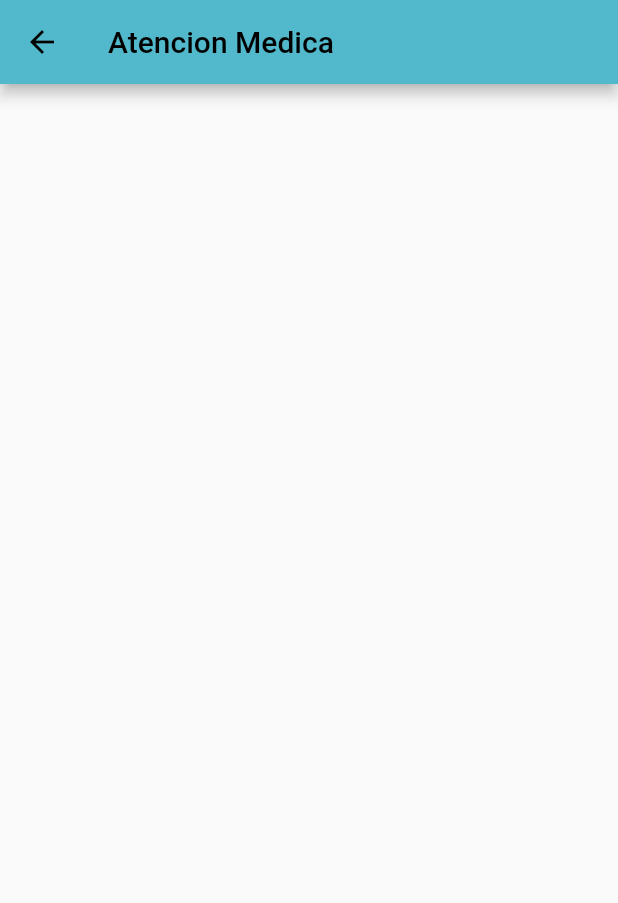
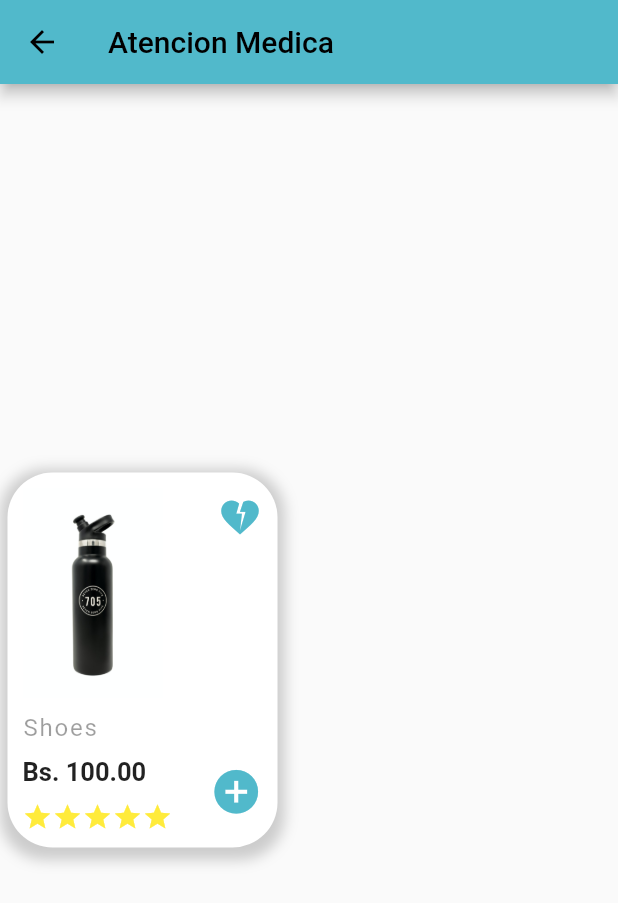
Before and after one commit to bleidertcs/demoplace, a Flutter app: the MedicalPage screen opened directly, on a phone screen of 412 x 824 dp. Shown: the top 903 px of the screen. Run offline on Flutter 3.47's test engine with Material 2 defaults, Android fonts, the light colour scheme and no system bars; our stand-ins replace font_awesome_flutter.

Commit message:
se sube el card de productos

```diff
--- a/lib/main.dart
+++ b/lib/main.dart
@@ -1,3 +1,4 @@
+import 'package:farmarketplace/home_page.dart';
 import 'package:flutter/material.dart';
 
 import 'login_page.dart';
@@ -222,7 +223,7 @@ class MyApp extends StatelessWidget {
           borderRadius: BorderRadius.all(Radius.circular(0.0)),
         )),
       ),
-      home: const LoginPage(),
+      home: const HomePage(),
     );
   }
 }
--- a/lib/medical_page.dart
+++ b/lib/medical_page.dart
@@ -1,3 +1,4 @@
+import 'package:farmarketplace/widgets/productCard.dart';
 import 'package:flutter/material.dart';
 
 class MedicalPage extends StatelessWidget {
@@ -12,10 +13,8 @@ class MedicalPage extends StatelessWidget {
       body: Column(
         crossAxisAlignment: CrossAxisAlignment.center,
         mainAxisAlignment: MainAxisAlignment.spaceEvenly,
-        children: [
-          Container(
-            color: Colors.blue,
-          ),
+        children: const [
+          ProductCard(),
         ],
       ),
     );
--- /dev/null
+++ b/lib/widgets/productCard.dart
@@ -0,0 +1,116 @@
+import 'package:flutter/material.dart';
+
+class ProductCard extends StatelessWidget {
+  const ProductCard({Key? key}) : super(key: key);
+
+  @override
+  Widget build(BuildContext context) {
+    return Container(
+        margin: const EdgeInsets.all(5.0),
+        height: 250,
+        width: 180,
+        decoration: BoxDecoration(
+          color: Colors.white,
+          borderRadius: BorderRadius.circular(30),
+          boxShadow: [
+            BoxShadow(
+              color: Colors.grey.withOpacity(0.5),
+              spreadRadius: 5,
+              blurRadius: 7,
+              offset: Offset(0, 3), // changes position of shadow
+            ),
+          ],
+        ),
+        child: Stack(children: [
+          const Positioned(
+              top: 15,
+              right: 10,
+              child: Icon(
+                Icons.heart_broken,
+                color: Color(0xff51b9cb),
+                size: 30,
+              )),
+          const Positioned(
+              bottom: 20,
+              right: 10,
+              child: Icon(
+                Icons.add_circle,
+                color: Color(0xff51b9cb),
+                size: 35,
+              )),
+          Padding(
+            padding: const EdgeInsets.symmetric(horizontal: 10),
+            child: Column(
+              mainAxisAlignment: MainAxisAlignment.spaceEvenly,
+              crossAxisAlignment: CrossAxisAlignment.start,
+              children: [
+                _productImage(),
+                _productName('name'),
+                _productPrice('price'),
+                _productStars()
+              ],
+            ),
+          ),
+        ]));
+  }
+
+  Widget _productImage() {
+    return const Image(
+      image: AssetImage('assets/botella.jpg'),
+      height: 140,
+    );
+  }
+
+  Widget _productPrice(String price) {
+    return const Text(
+      'Bs. 100.00',
+      style: TextStyle(
+        fontSize: 17,
+        fontWeight: FontWeight.w700,
+      ),
+    );
+  }
+
+  Widget _productName(String name) {
+    return const Text(
+      'Shoes',
+      style: TextStyle(
+          fontSize: 16,
+          fontWeight: FontWeight.w400,
+          letterSpacing: 1.2,
+          color: Colors.black38),
+    );
+  }
+
+  Widget _productStars() {
+    return Row(
+      children: const [
+        Icon(
+          Icons.star,
+          color: Colors.yellow,
+          size: 20,
+        ),
+        Icon(
+          Icons.star,
+          color: Colors.yellow,
+          size: 20,
+        ),
+        Icon(
+          Icons.star,
+          color: Colors.yellow,
+          size: 20,
+        ),
+        Icon(
+          Icons.star,
+          color: Colors.yellow,
+          size: 20,
+        ),
+        Icon(
+          Icons.star,
+          color: Colors.yellow,
+          size: 20,
+        )
+      ],
+    );
+  }
+}
```
Also changed, not shown: assets/botella.jpg (added), assets/pastilla.png (added).
